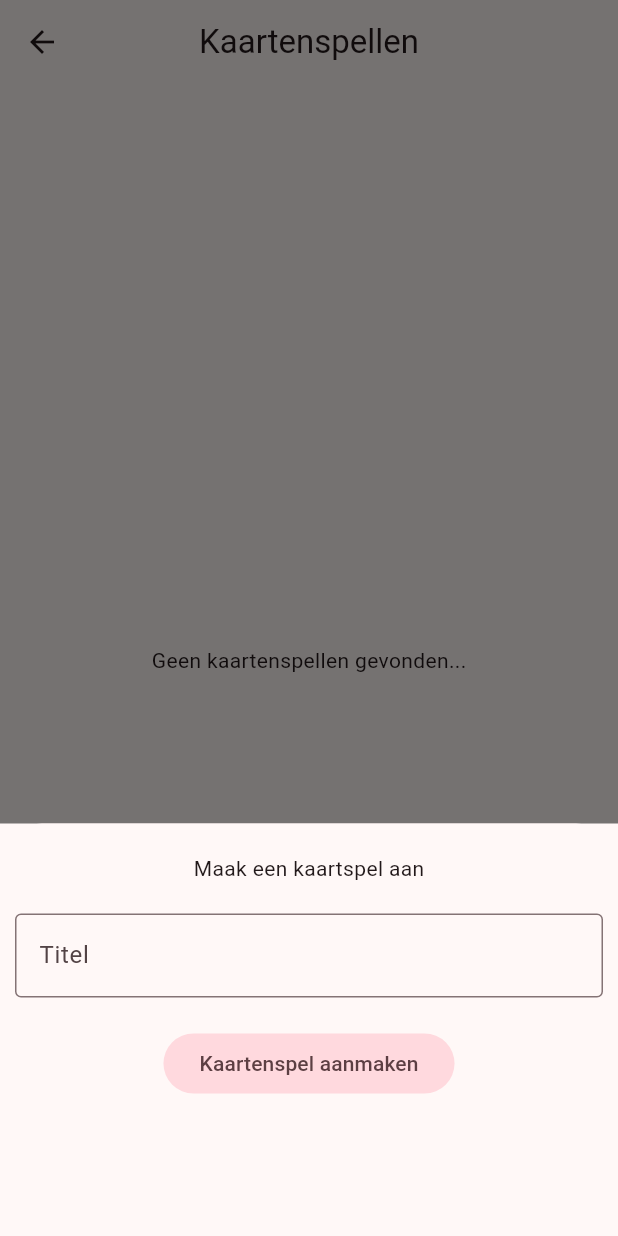
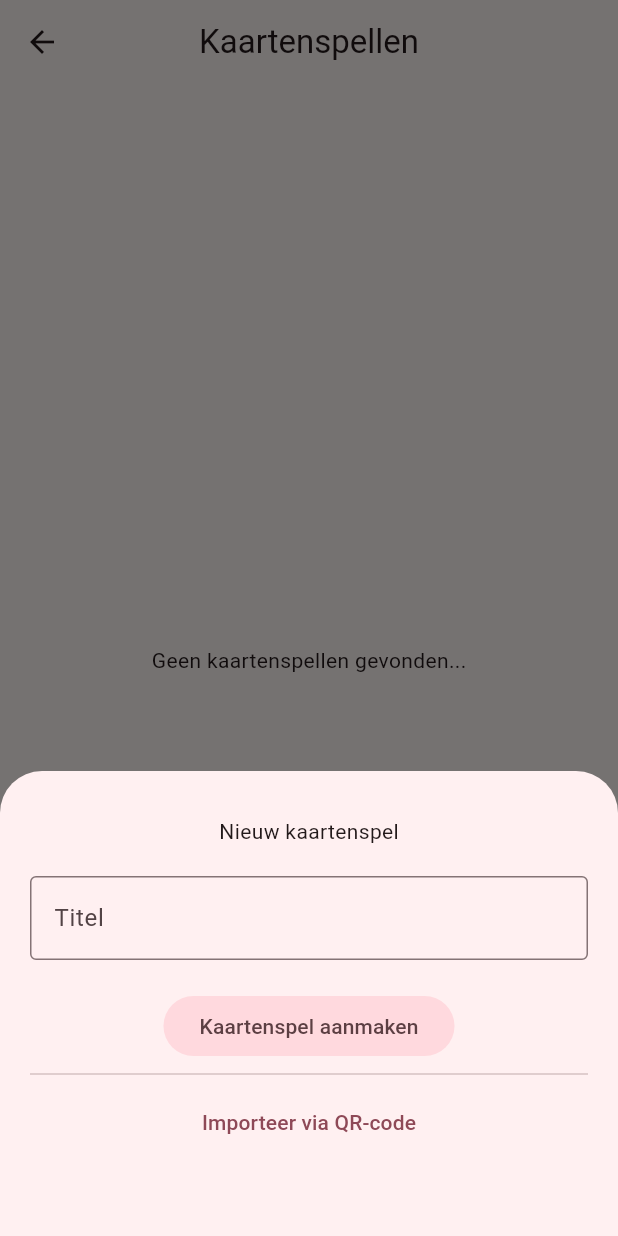
Before and after one commit to SlagterJ/truth_or_drink, a Flutter app: the DecksPage screen opened directly, after a tap on the "add" icon, on a phone screen of 412 x 824 dp. Run offline on Flutter 3.47's test engine with Material 3 defaults, Android fonts, the phone set to English and light mode, and no system bars; our stand-ins replace drift, drift_flutter; accounts and stored records are empty; generated files the repository leaves out were written again.

Commit message:
refine create new deck sheet more

```diff
--- a/lib/pages/decks.dart
+++ b/lib/pages/decks.dart
@@ -13,9 +13,7 @@ class DecksPage extends StatelessWidget {
         onPressed:
             () => showModalBottomSheet(
               context: context,
-              builder:
-                  (context) =>
-                      Dialog.fullscreen(child: _buildDeckBottomSheet(context)),
+              builder: (context) => _buildDeckBottomSheet(context),
             ),
       ),
     );
@@ -23,12 +21,12 @@ class DecksPage extends StatelessWidget {
 
   Widget _buildDeckBottomSheet(BuildContext context) {
     return SizedBox(
-      height: 275,
+      height: 310,
       child: Padding(
-        padding: const EdgeInsets.symmetric(vertical: 20.0, horizontal: 10.0),
+        padding: const EdgeInsets.symmetric(vertical: 30.0, horizontal: 20.0),
         child: Column(
           children: [
-            const Text("Maak een kaartspel aan"),
+            const Text("Nieuw kaartenspel"),
             const SizedBox(height: 20),
             const TextField(
               decoration: InputDecoration(
@@ -44,6 +42,13 @@ class DecksPage extends StatelessWidget {
               },
               child: const Text("Kaartenspel aanmaken"),
             ),
+            const Divider(),
+            TextButton(
+              onPressed: () {
+                Navigator.pop(context);
+              },
+              child: const Text("Importeer via QR-code"),
+            ),
           ],
         ),
       ),
```
